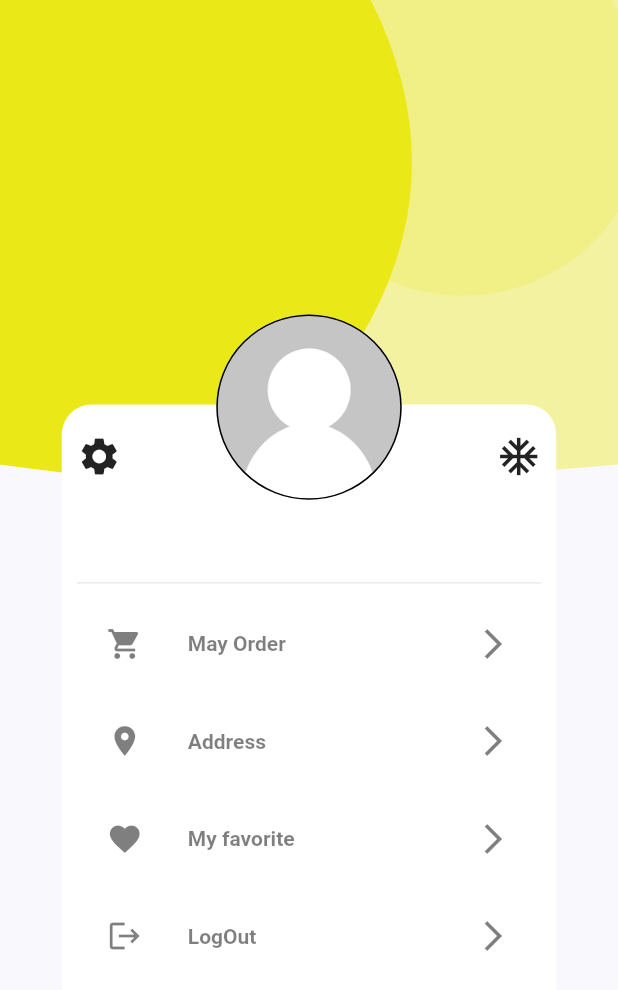
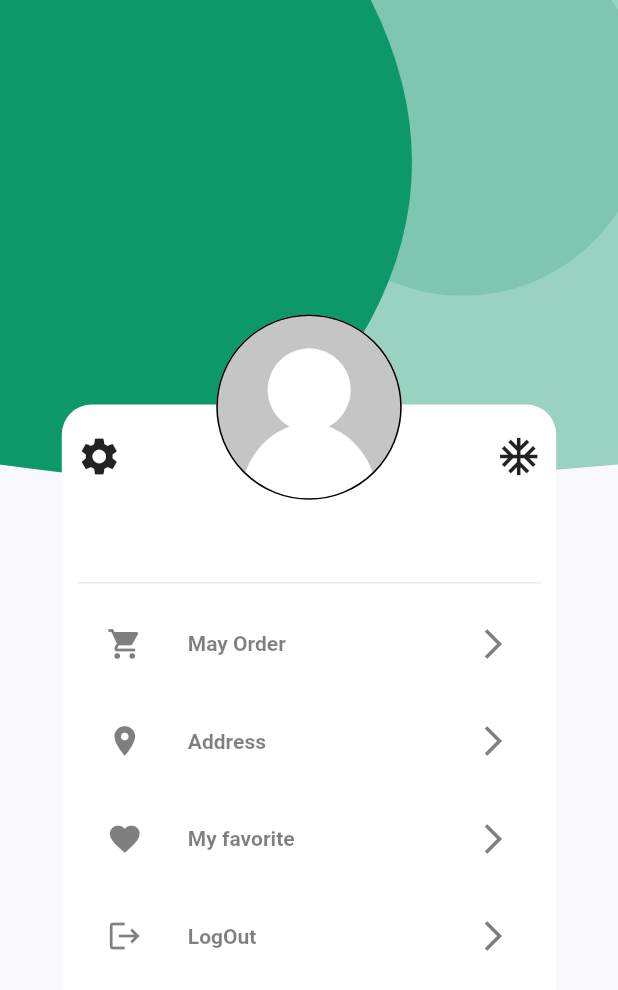
Before and after one commit to hemid32/e-commerce-phone-shope, a Flutter app: the Profile screen opened directly, on a phone screen of 412 x 824 dp. Shown: the top 990 px of the screen. Run offline on Flutter 3.47's test engine with Material 2 defaults, Android fonts, the phone set to English and light mode, and no system bars; our stand-ins replace bloc, cloud_firestore, firebase_auth, firebase_core, flutter_bloc, flutter_svg and 3 more; accounts and stored records are empty; generated files the repository leaves out were written again.

```diff
--- a/lib/constant.dart
+++ b/lib/constant.dart
@@ -1,8 +1,8 @@
 import 'package:flutter/material.dart';
 
 // Colors that we use in our app
-//const kPrimaryColor = Color(0xFF0C9869);
-const kPrimaryColor = Color(0xFFEBE818);
+const kPrimaryColor = Color(0xFF0C9869);
+//const kPrimaryColor = Color(0xFFEBE818);
 const kTextColor = Color(0xFF3C4046);
 const kBackgroundColor = Color(0xFFF9F8FD);
 
```
Also changed, not shown: lib/screens/screen_pay/widgets/cart.dart (+13 -2 lines).
